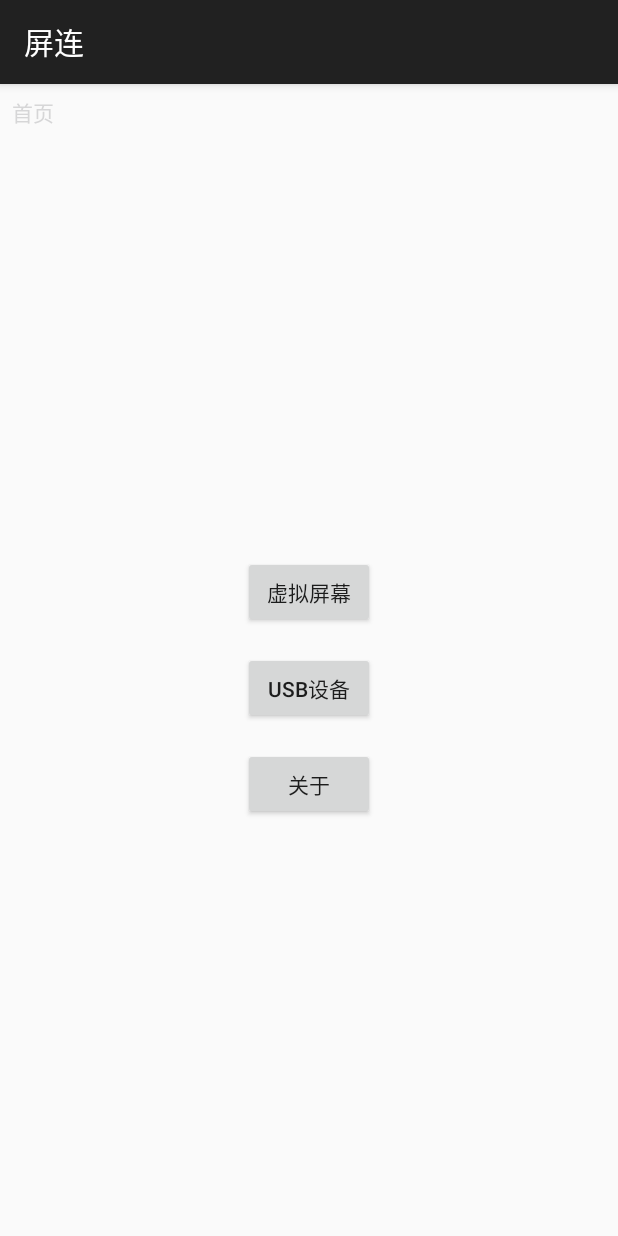
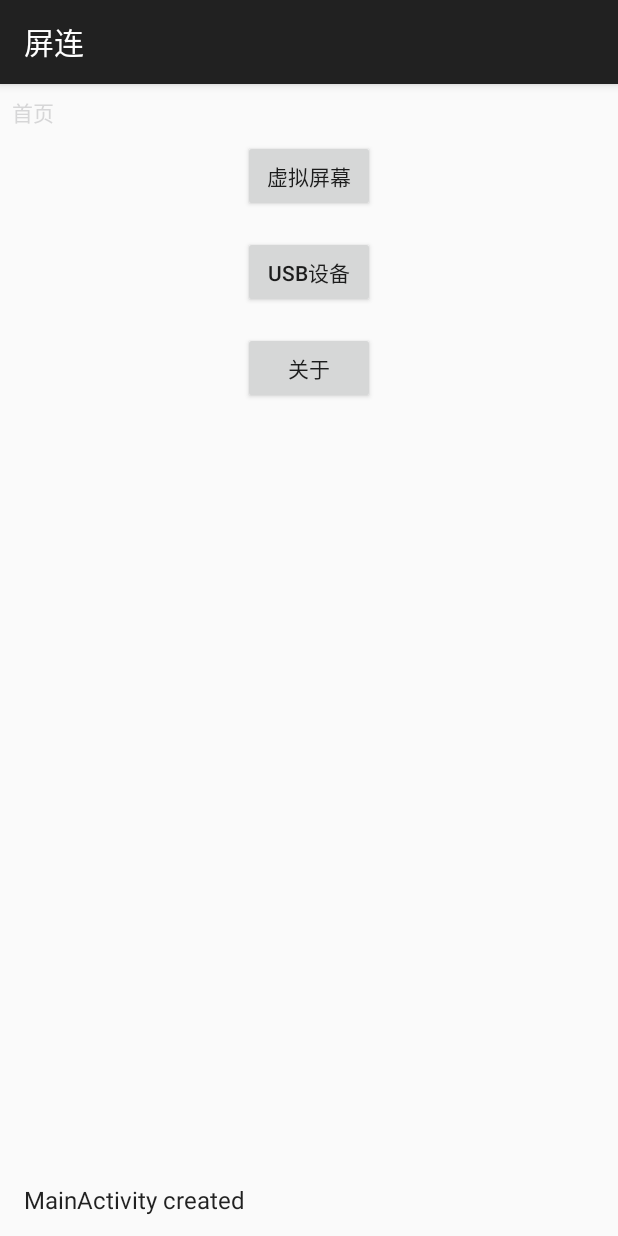
Before and after one commit to CashewTeam/TNT-Anywhere, an Android app: the screen it shows after launch (MainActivity), on a phone screen of 412 x 824 dp. Run offline under Robolectric (Android 15) with nearby library versions, the phone set to English and light mode, and no system bars.

Commit message:
add logs

```diff
--- /dev/null
+++ b/app/src/main/java/com/gitee/connect_screen/LogAdapter.java
@@ -0,0 +1,45 @@
+package com.gitee.connect_screen;
+
+import android.view.LayoutInflater;
+import android.view.View;
+import android.view.ViewGroup;
+import android.widget.TextView;
+
+import androidx.annotation.NonNull;
+import androidx.recyclerview.widget.RecyclerView;
+
+import java.util.List;
+
+public class LogAdapter extends RecyclerView.Adapter<LogAdapter.LogViewHolder> {
+    private List<String> logs;
+
+    public LogAdapter(List<String> logs) {
+        this.logs = logs;
+    }
+
+    @NonNull
+    @Override
+    public LogViewHolder onCreateViewHolder(@NonNull ViewGroup parent, int viewType) {
+        View view = LayoutInflater.from(parent.getContext()).inflate(android.R.layout.simple_list_item_1, parent, false);
+        return new LogViewHolder(view);
+    }
+
+    @Override
+    public void onBindViewHolder(@NonNull LogViewHolder holder, int position) {
+        holder.textView.setText(logs.get(position));
+    }
+
+    @Override
+    public int getItemCount() {
+        return logs.size();
+    }
+
+    public static class LogViewHolder extends RecyclerView.ViewHolder {
+        public TextView textView;
+
+        public LogViewHolder(View itemView) {
+            super(itemView);
+            textView = itemView.findViewById(android.R.id.text1);
+        }
+    }
+}
--- a/app/src/main/java/com/gitee/connect_screen/MainActivity.java
+++ b/app/src/main/java/com/gitee/connect_screen/MainActivity.java
@@ -10,12 +10,13 @@ import android.widget.Button;
 import android.widget.FrameLayout;
 import android.widget.LinearLayout;
 import android.widget.TextView;
-import android.widget.Toast;
 
 import androidx.annotation.Nullable;
 import androidx.appcompat.app.AppCompatActivity;
 import androidx.fragment.app.FragmentActivity;
 import androidx.fragment.app.FragmentManager;
+import androidx.recyclerview.widget.LinearLayoutManager;
+import androidx.recyclerview.widget.RecyclerView;
 
 import java.lang.ref.WeakReference;
 import java.util.ArrayList;
@@ -38,6 +39,9 @@ public class MainActivity extends AppCompatActivity {
             }
         }
     };
+
+    private RecyclerView logRecyclerView;
+    private LogAdapter logAdapter;
 
     @Override
     protected void onCreate(Bundle savedInstanceState) {
@@ -80,7 +84,13 @@ public class MainActivity extends AppCompatActivity {
         // 注册 USB 权限广播接收器
         IntentFilter filter = new IntentFilter(ACTION_USB_PERMISSION);
         registerReceiver(usbPermissionReceiver, filter, null, null, Context.RECEIVER_EXPORTED);
-        android.util.Log.d("MainActivity", "MainActivity created, registered usbPermissionReceiver");
+        State.log("MainActivity created");
+
+        // 初始化日志列表
+        logRecyclerView = findViewById(R.id.logRecyclerView);
+        logAdapter = new LogAdapter(State.logs);
+        logRecyclerView.setLayoutManager(new LinearLayoutManager(this));
+        logRecyclerView.setAdapter(logAdapter);
     }
 
     @Override
@@ -159,4 +169,11 @@ public class MainActivity extends AppCompatActivity {
             super.onBackPressed();
         }
     }
+
+    // 更新日志列表的方法
+    public void updateLogs() {
+        if (logAdapter != null) {
+            logAdapter.notifyDataSetChanged();
+        }
+    }
 }
--- a/app/src/main/java/com/gitee/connect_screen/State.java
+++ b/app/src/main/java/com/gitee/connect_screen/State.java
@@ -1,54 +1,60 @@
 package com.gitee.connect_screen;
 
+import android.util.Log;
 import android.widget.Toast;
 
 import com.gitee.connect_screen.job.Job;
 
 import java.lang.ref.WeakReference;
+import java.util.ArrayList;
+import java.util.List;
 
 public class State {
     // 弱引用保存当前的 MainActivity 实例
     public static WeakReference<MainActivity> currentActivity;
     private static Job currentJob;
+    public static List<String> logs = new ArrayList<>();
 
     public static void startNewJob(Job job) {
-        synchronized(State.class) {
-            if (currentJob != null) {
-                if (currentActivity != null && currentActivity.get() != null) {
-                    Toast.makeText(currentActivity.get(), "当前任务 " + currentJob.getClass().getSimpleName() + " 正在进行中", Toast.LENGTH_SHORT).show();
-                }
-                return;
+        if (currentJob != null) {
+            if (currentActivity != null && currentActivity.get() != null) {
+                State.log("当前任务 " + currentJob.getClass().getSimpleName() + " 正在进行中");
             }
-            currentJob = job;
+            return;
+        }
+        currentJob = job;
+        try {
+            currentJob.start();
+        } catch (RuntimeException e) {
+            currentJob = null;
+            State.log("任务 " + job.getClass().getSimpleName() + " 启动失败");
+            throw e;
+        }
+    }
+
+    public static void onJobFinished(Job job) {
+        if (currentJob == job) {
+            currentJob = null;
+        }
+    }
+
+    public static void resumeJob() {
+        if (currentJob != null) {
             try {
                 currentJob.start();
-            } catch(RuntimeException e) {
+            } catch (RuntimeException e) {
                 currentJob = null;
-                Toast.makeText(currentActivity.get(), "任务 " + job.getClass().getSimpleName() + " 启动失败", Toast.LENGTH_SHORT).show();
+                State.log("任务 " + currentJob.getClass().getSimpleName() + " 恢复失败");
                 throw e;
             }
         }
     }
 
-    public static void onJobFinished(Job job) {
-        synchronized(State.class) {
-            if (currentJob == job) {
-                currentJob = null;
-            }
-        }
-    }
-
-    public static void resumeJob() {
-        synchronized(State.class) {
-            if (currentJob != null) {
-                try {
-                    currentJob.start();
-                } catch(RuntimeException e) {
-                    currentJob = null;
-                    Toast.makeText(currentActivity.get(), "任务 " + currentJob.getClass().getSimpleName() + " 恢复失败", Toast.LENGTH_SHORT).show();
-                    throw e;
-                }
-            }
+    public static void log(String message) {
+        logs.add(message);
+        Log.i("ConnectScreen", message);
+        if (currentActivity != null && currentActivity.get() != null) {
+            currentActivity.get().updateLogs();
         }
     }
 };
--- a/app/src/main/res/layout/fragment_usb_device_detail.xml
+++ b/app/src/main/res/layout/fragment_usb_device_detail.xml
@@ -22,10 +22,10 @@
         android:textSize="16sp"/>
 
     <Button
-        android:id="@+id/requestPermissionButton"
+        android:id="@+id/mirrorViaDisplaylinkButton"
         android:layout_width="wrap_content"
         android:layout_height="wrap_content"
         android:layout_marginTop="16dp"
-        android:text="获取权限"/>
+        android:text="通过DisplayLink镜像"/>
 
 </LinearLayout>
--- a/app/src/main/res/layout/main.xml
+++ b/app/src/main/res/layout/main.xml
@@ -41,9 +41,9 @@
         android:orientation="vertical"
         android:gravity="center"
         app:layout_constraintTop_toBottomOf="@id/breadcrumbContainer"
-        app:layout_constraintBottom_toBottomOf="parent"
         app:layout_constraintStart_toStartOf="parent"
-        app:layout_constraintEnd_toEndOf="parent">
+        app:layout_constraintEnd_toEndOf="parent"
+        android:visibility="visible">
 
         <Button
             android:id="@+id/virtualScreenBtn"
@@ -73,7 +73,16 @@
         android:layout_width="match_parent"
         android:layout_height="0dp"
         app:layout_constraintTop_toBottomOf="@id/breadcrumbContainer"
-        app:layout_constraintBottom_toBottomOf="parent"
+        app:layout_constraintBottom_toTopOf="@id/logRecyclerView"
         android:visibility="gone" />
 
+    <!-- 日志列表 -->
+    <androidx.recyclerview.widget.RecyclerView
+        android:id="@+id/logRecyclerView"
+        android:layout_width="match_parent"
+        android:layout_height="wrap_content"
+        app:layout_constraintBottom_toBottomOf="parent"
+        app:layout_constraintStart_toStartOf="parent"
+        app:layout_constraintEnd_toEndOf="parent" />
+
 </androidx.constraintlayout.widget.ConstraintLayout>
```
Also changed, not shown: app/src/main/java/com/gitee/connect_screen/UsbDeviceDetailFragment.java (+10 -9 lines), app/src/main/java/com/gitee/connect_screen/job/MirrorViaDisplaylink.java (renamed from app/src/main/java/com/gitee/connect_screen/job/RequestUsbPermission.java, +4 -5 lines).
